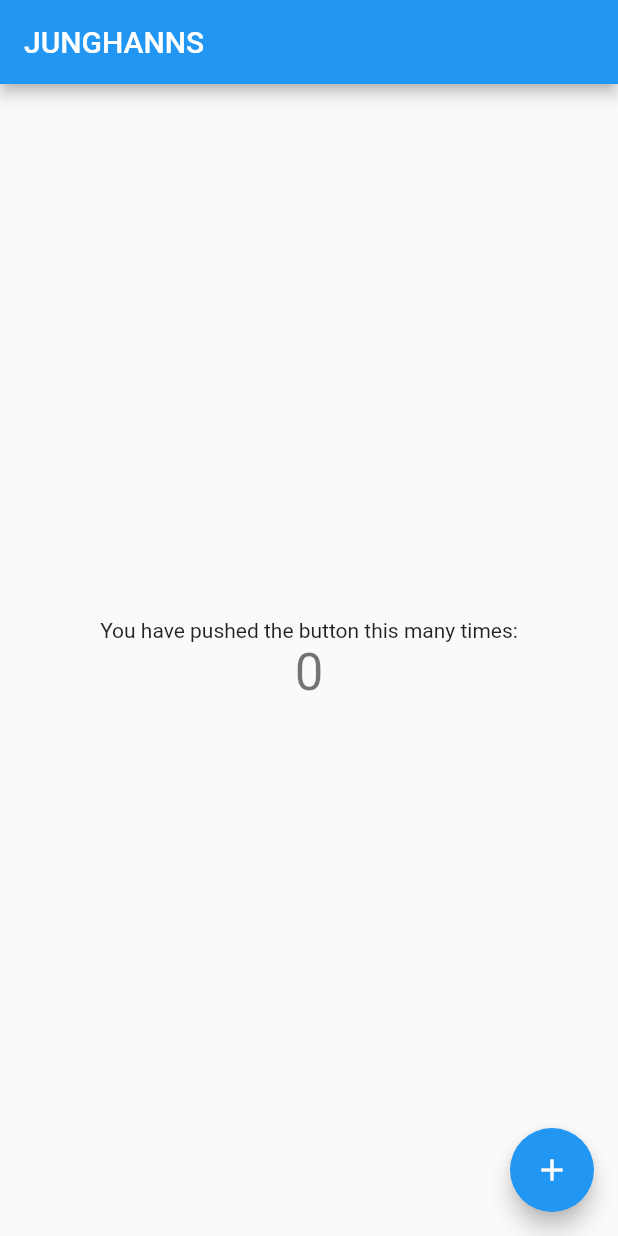
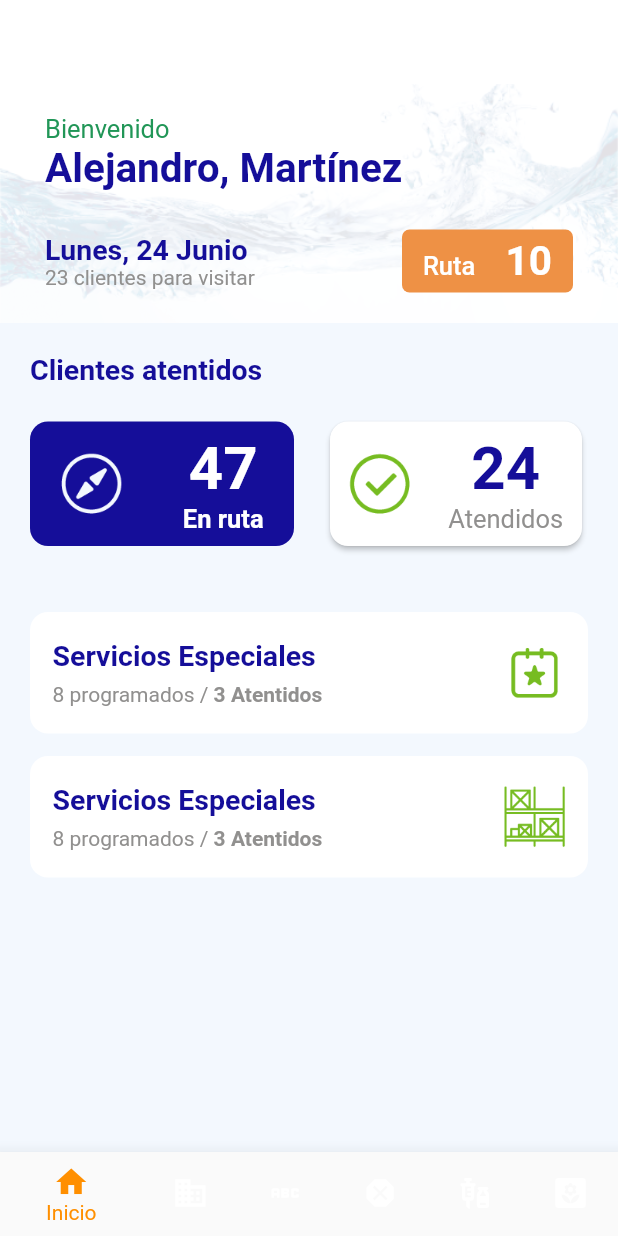
Before and after one commit to DevTSM/junghanns, a Flutter app: the screen it shows after launch, on a phone screen of 412 x 824 dp. Run offline on Flutter 3.47's test engine with Material 2 defaults, Android fonts, the phone set to English and light mode, and no system bars.

Commit message:
maquetado de home

```diff
--- /dev/null
+++ b/lib/components/bottom_bar.dart
@@ -0,0 +1,36 @@
+import 'package:flutter/material.dart';
+
+Widget bottomBar(Function setIndexCurrent,int indexCurrent){
+  return BottomNavigationBar(
+        items: const <BottomNavigationBarItem>[
+          BottomNavigationBarItem(
+            icon: Icon(Icons.home),
+            label: 'Inicio',
+          ),
+          BottomNavigationBarItem(
+            icon: Icon(Icons.business),
+            label: 'Especial',
+          ),
+          BottomNavigationBarItem(
+            icon: Icon(Icons.abc),
+            label: 'Rutas',
+          ),
+          BottomNavigationBarItem(
+            icon: Icon(Icons.dangerous),
+            label: '2° Vuelta',
+          ),
+          BottomNavigationBarItem(
+            icon: Icon(Icons.vaccines),
+            label: 'LLamadas',
+          ),
+          BottomNavigationBarItem(
+            icon: Icon(Icons.yard),
+            label: 'Nuevo',
+          ),
+        ],
+        elevation: 10,
+        currentIndex: indexCurrent,
+        selectedItemColor: Colors.amber[800],
+        onTap:(value)=>setIndexCurrent(value),
+      );
+}
--- a/lib/main.dart
+++ b/lib/main.dart
@@ -1,4 +1,5 @@
 import 'package:flutter/material.dart';
+import 'package:junghanns/pages/home/home_principal.dart';
 import 'package:junghanns/routes/routes.dart';
 
 void main() {
@@ -15,7 +16,7 @@ class MyApp extends StatelessWidget {
         primarySwatch: Colors.blue,
       ),
       routes: getApplicationRoutes(),
-      home: const MyHomePage(),
+      home: const HomePrincipal(),
     );
   }
 }
--- /dev/null
+++ b/lib/models/answer.dart
@@ -0,0 +1,6 @@
+class Answer{
+  dynamic body;
+  String message;
+  bool error;
+  Answer({required this.body,required this.message,required this.error});
+}
--- /dev/null
+++ b/lib/models/customer.dart
@@ -0,0 +1,48 @@
+class CustomerModel {
+  int id;
+  int idRoute;
+  double lat;
+  double lng;
+  double priceLiquid;
+  double byCollect;
+  double purse;
+  String name;
+  String address;
+  String nameRoute;
+  String typeVisit;
+  String category;
+  String days;
+  String observation;
+  CustomerModel(
+      {required this.id,
+      required this.idRoute,
+      required this.lat,
+      required this.lng,
+      required this.priceLiquid,
+      required this.byCollect,
+      required this.purse,
+      required this.name,
+      required this.address,
+      required this.nameRoute,
+      required this.typeVisit,
+      required this.category,
+      required this.days,
+      required this.observation});
+  factory CustomerModel.fromState() {
+    return CustomerModel(
+        id: 0,
+        idRoute: 0,
+        lat: 0,
+        lng: 0,
+        priceLiquid: 0.0,
+        byCollect: 0.0,
+        purse: 0.0,
+        name: "",
+        address: "",
+        nameRoute: "",
+        typeVisit: "",
+        category: "",
+        days: "",
+        observation: "");
+  }
+}
--- /dev/null
+++ b/lib/models/delivery_man.dart
@@ -0,0 +1,8 @@
+class DeliveryManModel{
+  int id;
+  String name;
+  DeliveryManModel({required this.id,required this.name});
+  factory DeliveryManModel.fromState(){
+    return DeliveryManModel(id: 0, name: "Alejandro, Martínez");
+  }
+}
--- /dev/null
+++ b/lib/models/sale.dart
@@ -0,0 +1,17 @@
+class SaleModel {
+  DateTime date;
+  String type;
+  String description;
+  double amount;
+  int count;
+  SaleModel(
+      {required this.date,
+      required this.type,
+      required this.description,
+      required this.amount,
+      required this.count});
+  factory SaleModel.fromState() {
+    return SaleModel(
+        date: DateTime.now(), type: "", description: "", amount: 0.0, count: 0);
+  }
+}
--- /dev/null
+++ b/lib/pages/home/home.dart
@@ -0,0 +1,158 @@
+// ignore_for_file: avoid_unnecessary_containers
+
+import 'package:flutter/material.dart';
+import 'package:junghanns/styles/color.dart';
+import 'package:junghanns/styles/decoration.dart';
+import 'package:junghanns/styles/text.dart';
+
+class Home extends StatefulWidget{
+  const Home({Key? key}) : super(key: key);
+
+  @override
+  State<StatefulWidget> createState()=>_HomeState();
+}
+class _HomeState extends State<Home>{
+  late Size size;
+  @override
+  Widget build(BuildContext context) {
+    setState(() {
+      size=MediaQuery.of(context).size;
+    });
+    return Container(
+      height: double.infinity,
+      color: ColorsJunghanns.lightBlue,
+      child:SingleChildScrollView(
+        child: Column(
+          crossAxisAlignment: CrossAxisAlignment.start,
+          children: [
+            deliveryMenZone(),
+            const SizedBox(height: 20,),
+            customersZone()
+          ],
+        ),
+      )
+    );
+  }
+  Widget deliveryMenZone(){
+    return Container(
+              decoration: Decorations.junghannsWater,
+              padding: const EdgeInsets.only(left: 30,right: 30,top: 20,bottom: 20),
+            child:Column(
+          crossAxisAlignment: CrossAxisAlignment.start,
+              children:[
+            const Text("Bienvenido",style: TextStyles.green17_4,),
+            const Text("Alejandro, Martínez",style: TextStyles.blue27_7,),
+            const SizedBox(height: 25,),
+            Container(
+              child:Row(
+              children: [
+                Expanded(
+                  flex: 4,
+                  child: Container(
+                  child: Column(
+                    crossAxisAlignment: CrossAxisAlignment.start,
+                    children: const [
+                      Text("Lunes, 24 Junio",style: TextStyles.blue19_6,),
+                      Text("23 clientes para visitar",style: TextStyles.grey14_4,)
+                    ],
+                  ),
+                )),
+                const SizedBox(
+                  width: 10,
+                ),
+                Expanded(
+                  flex: 2,
+                  child: Container(
+                    alignment: Alignment.center,
+                    decoration: Decorations.orangeBorder5,
+                    padding: const EdgeInsets.only(left:5,right: 5,top: 5,bottom: 5),
+                  child: RichText(text: const TextSpan(
+                    children: [
+                      TextSpan(text: "Ruta",style: TextStyles.white17_5),
+                      TextSpan(text: "   10",style: TextStyles.white27_7)
+                    ]
+                  ))
+                )),
+
+              ],
+            )),
+            ]));
+  }
+  Widget customersZone(){
+    return Container(
+              padding: const EdgeInsets.only(left: 20,right: 20),
+              color: ColorsJunghanns.lightBlue,
+              child:Column(
+                crossAxisAlignment: CrossAxisAlignment.start,
+                children: [
+                  const Text("Clientes atentidos",style: TextStyles.blue19_6,),
+            const SizedBox(height: 20,),
+            Row(
+              children: [
+                Expanded(
+                  child: Container(
+                    decoration: Decorations.blueBorder12,
+                    padding: const EdgeInsets.only(top: 8,bottom: 8),
+                  child: Row(
+                    mainAxisAlignment: MainAxisAlignment.spaceAround,
+                    children: [
+                      Image.asset("assets/icons/icon1.png",width: size.width*.1,),
+                      Column(
+                        children: const [
+                          Text("47",style: TextStyles.white40_7,),
+                          Text("En ruta",style: TextStyles.white17_6,)
+                        ],
+                )],),)),
+                const SizedBox(width: 20,),
+                Expanded(
+                  child: Card(
+                    elevation: 1.5,shape: RoundedRectangleBorder(
+    borderRadius: BorderRadius.circular(12.0),
+  ),
+                  child:Container(
+                    padding: const EdgeInsets.only(top: 8,bottom: 8),
+                    child: Row(
+                      mainAxisAlignment: MainAxisAlignment.spaceAround,
+                      children: [
+                        Image.asset("assets/icons/iconCheck.png",width: size.width*.1,),
+                        Column(
+                  children: const [
+                    Text("24",style: TextStyles.blue40_7,),
+                    Text("Atendidos",style: TextStyles.grey17_4,)
+                  ],
+                )],),))),
+              ],
+            ),
+            const SizedBox(height: 40,),
+            item("Servicios Especiales", ["8 programados /"," 3 Atentidos"], Image.asset("assets/icons/iconCalendar.png",width: size.width*.1,)),
+            const SizedBox(height: 15,),
+            item("Servicios Especiales", ["8 programados /"," 3 Atentidos"], Image.asset("assets/icons/iconWarehouse.png",width: size.width*.1,))
+                ],
+              )
+            );
+  }
+  Widget item(String label, List<String> description,Widget icon){
+    return Container(
+      decoration: Decorations.whiteBorder12,
+      padding: const EdgeInsets.only(left: 15,right: 15,top: 18,bottom: 18),
+      child: Row(
+        children: [
+          Expanded(
+            child: Column(
+              crossAxisAlignment: CrossAxisAlignment.start,
+              children: [
+                Text(label,style: TextStyles.blue19_6),
+                const SizedBox(height: 7,),
+                RichText(text:
+                TextSpan(children: [
+                  TextSpan(text: description[0],style: TextStyles.grey14_4),
+                  TextSpan(text: description[1],style: TextStyles.grey14_7)
+                ]))
+              ],
+            )),
+          icon
+        ],
+      ),
+    );
+  }
+}
--- /dev/null
+++ b/lib/pages/home/home_principal.dart
@@ -0,0 +1,44 @@
+import 'package:flutter/material.dart';
+import 'package:junghanns/components/bottom_bar.dart';
+import 'package:junghanns/pages/home/home.dart';
+const List<Widget> pages=[Home(),Home(),Home(),Home(),Home(),Home()];
+class HomePrincipal extends StatefulWidget {
+  const HomePrincipal({Key? key}) : super(key: key);
+
+  @override
+  State<StatefulWidget> createState() => _HomePrincipalState();
+
+}
+class _HomePrincipalState extends State<HomePrincipal>{
+  late Size size;
+  late int indexCurrent;
+  @override
+  void initState() {
+    super.initState();
+    indexCurrent=0;
+  }
+  @override
+  void dispose() {
+    super.dispose();
+  }
+  void setIndexCurrent(int current){
+    setState(() {
+      indexCurrent=current;
+    });
+  }
+  @override
+  Widget build(BuildContext context) {
+    setState(() {
+      size=MediaQuery.of(context).size;
+    });
+    return Scaffold(
+      appBar: AppBar(
+        backgroundColor: Colors.white,
+        elevation: 0,
+      ),
+      body: pages[indexCurrent],
+      bottomNavigationBar: bottomBar(setIndexCurrent, indexCurrent),
+    );
+  }
+
+}
--- /dev/null
+++ b/lib/styles/color.dart
@@ -0,0 +1,10 @@
+import 'package:flutter/material.dart';
+
+abstract class ColorsJunghanns{
+  static const Color green =Color(0xFF219657);
+  static const Color blue =Color.fromARGB(255, 21, 14, 153);
+  static const Color orange =Color.fromARGB(255, 238, 145, 69);
+  static const Color white=Color(0xFFFFFFFF);
+  static const Color grey=Color.fromARGB(255, 145, 144, 143);
+  static const Color lightBlue=Color(0xFFf3f8fe);
+}
--- /dev/null
+++ b/lib/styles/decoration.dart
@@ -0,0 +1,21 @@
+import 'package:flutter/material.dart';
+import 'package:junghanns/styles/color.dart';
+
+class Decorations {
+  static const BoxDecoration orangeBorder5 = BoxDecoration(
+    color: ColorsJunghanns.orange,
+    borderRadius: BorderRadius.all(Radius.circular(5))
+  );
+  static const BoxDecoration blueBorder12 = BoxDecoration(
+    color: ColorsJunghanns.blue,
+    borderRadius: BorderRadius.all(Radius.circular(12))
+  );
+  static const BoxDecoration whiteBorder12 = BoxDecoration(
+    color: ColorsJunghanns.white,
+    borderRadius: BorderRadius.all(Radius.circular(12))
+  );
+  static BoxDecoration junghannsWater = const BoxDecoration(
+
+    image: DecorationImage(image: AssetImage("assets/images/junghannsWater2.png"),fit: BoxFit.cover,colorFilter: ColorFilter.mode(ColorsJunghanns.white, BlendMode.dstATop),)
+  );
+}
--- /dev/null
+++ b/lib/styles/text.dart
@@ -0,0 +1,71 @@
+import 'package:flutter/material.dart';
+import 'package:junghanns/styles/color.dart';
+
+class TextStyles{
+  static const TextStyle green17_4 =TextStyle(
+    fontSize: 17,
+    fontWeight: FontWeight.w400,
+    color: ColorsJunghanns.green,
+    fontFamily: 'Roboto',
+  );
+  static const TextStyle grey14_4 =TextStyle(
+    fontSize: 14,
+    fontWeight: FontWeight.w400,
+    color: ColorsJunghanns.grey,
+    fontFamily: 'Roboto',
+  );
+  static const TextStyle grey14_7 =TextStyle(
+    fontSize: 14,
+    fontWeight: FontWeight.w700,
+    color: ColorsJunghanns.grey,
+    fontFamily: 'Roboto',
+  );
+  static const TextStyle grey17_4 =TextStyle(
+    fontSize: 17,
+    fontWeight: FontWeight.w400,
+    color: ColorsJunghanns.grey,
+    fontFamily: 'Roboto',
+  );
+  static const TextStyle white17_6 =TextStyle(
+    fontSize: 17,
+    fontWeight: FontWeight.w600,
+    color: ColorsJunghanns.white,
+    fontFamily: 'Roboto',
+  );
+  static const TextStyle white17_5 =TextStyle(
+    fontSize: 17,
+    fontWeight: FontWeight.w500,
+    color: ColorsJunghanns.white,
+    fontFamily: 'Roboto',
+  );
+  static const TextStyle white27_7 =TextStyle(
+    fontSize: 27,
+    fontWeight: FontWeight.w700,
+    color: ColorsJunghanns.white,
+    fontFamily: 'Roboto',
+  );
+  static const TextStyle blue19_6 =TextStyle(
+    fontSize: 19,
+    fontWeight: FontWeight.w600,
+    color: ColorsJunghanns.blue,
+    fontFamily: 'Roboto',
+  );
+  static const TextStyle blue27_7 =TextStyle(
+    fontSize: 27,
+    fontWeight: FontWeight.w700,
+    color: ColorsJunghanns.blue,
+    fontFamily: 'Roboto',
+  );
+  static const TextStyle blue40_7 =TextStyle(
+    fontSize: 40,
+    fontWeight: FontWeight.w700,
+    color: ColorsJunghanns.blue,
+    fontFamily: 'Roboto',
+  );
+  static const TextStyle white40_7 =TextStyle(
+    fontSize: 40,
+    fontWeight: FontWeight.w700,
+    color: ColorsJunghanns.white,
+    fontFamily: 'Roboto',
+  );
+}
```
Also changed, not shown: pubspec.yaml (+4 -65 lines), assets/icons/icon1.png (added), assets/icons/iconCalendar.png (added), assets/icons/iconCheck.png (added), assets/icons/iconWarehouse.png (added), assets/images/junghannsWater.png (added), assets/images/junghannsWater2.png (added), assets/images/prueba.png (added).
